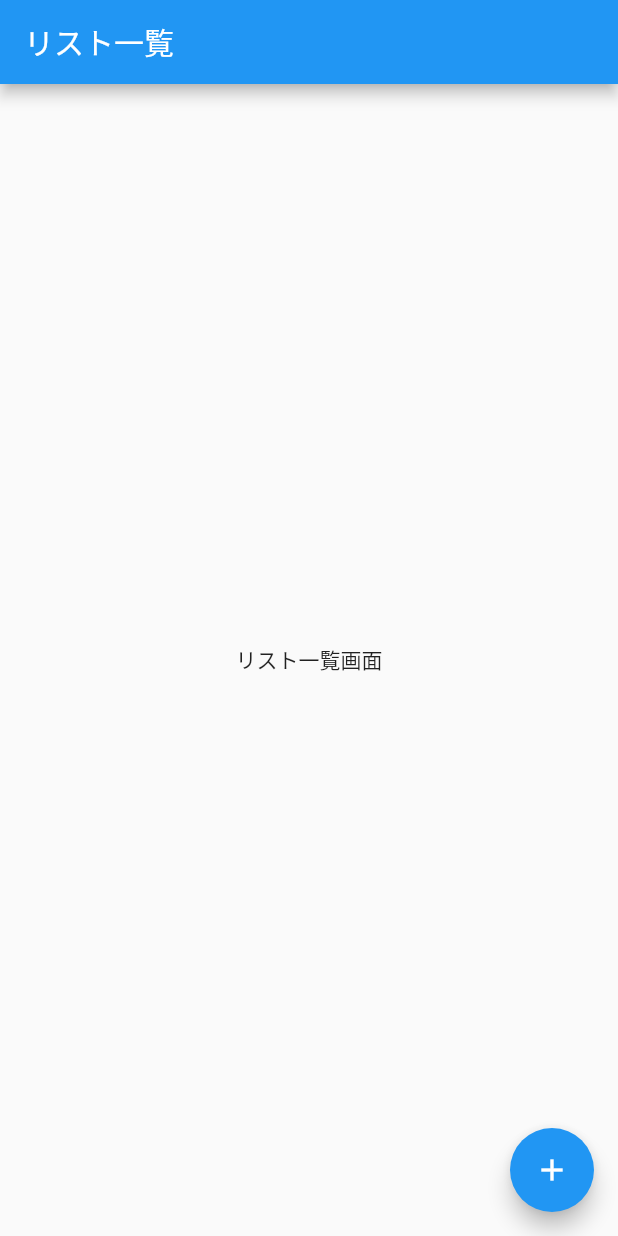
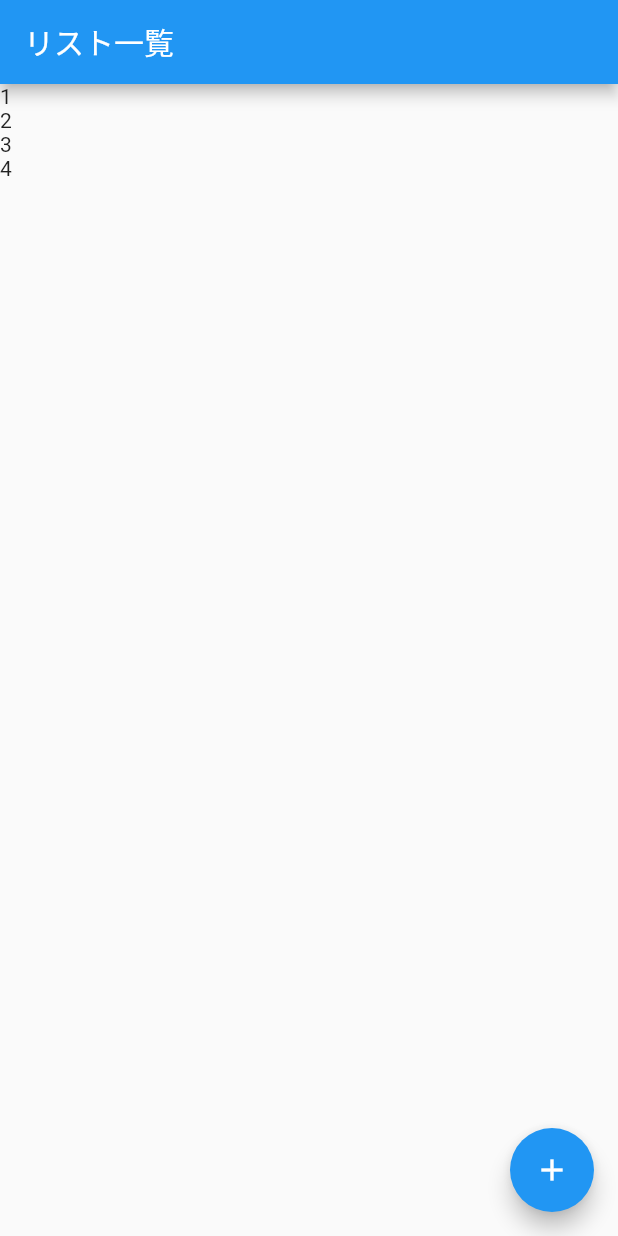
Before and after one commit to div-antk/flutter_basic, a Flutter app: the screen it shows after launch, on a phone screen of 412 x 824 dp. Run offline on Flutter 3.47's test engine with Material 2 defaults, Android fonts, the phone set to English and light mode, and no system bars.

Commit message:
暫定的なリスト一覧を表示

```diff
--- a/lib/main.dart
+++ b/lib/main.dart
@@ -71,8 +71,13 @@ class TodoListPage extends StatelessWidget {
       appBar: AppBar(
         title: Text('リスト一覧'),
       ),
-      body: Center(
-        child: Text('リスト一覧画面'),
+      body: ListView(
+        children: <Widget> [
+          Text('1'),
+          Text('2'),
+          Text('3'),
+          Text('4'),
+        ],
       ),
       floatingActionButton: FloatingActionButton(
         onPressed: () {
```
